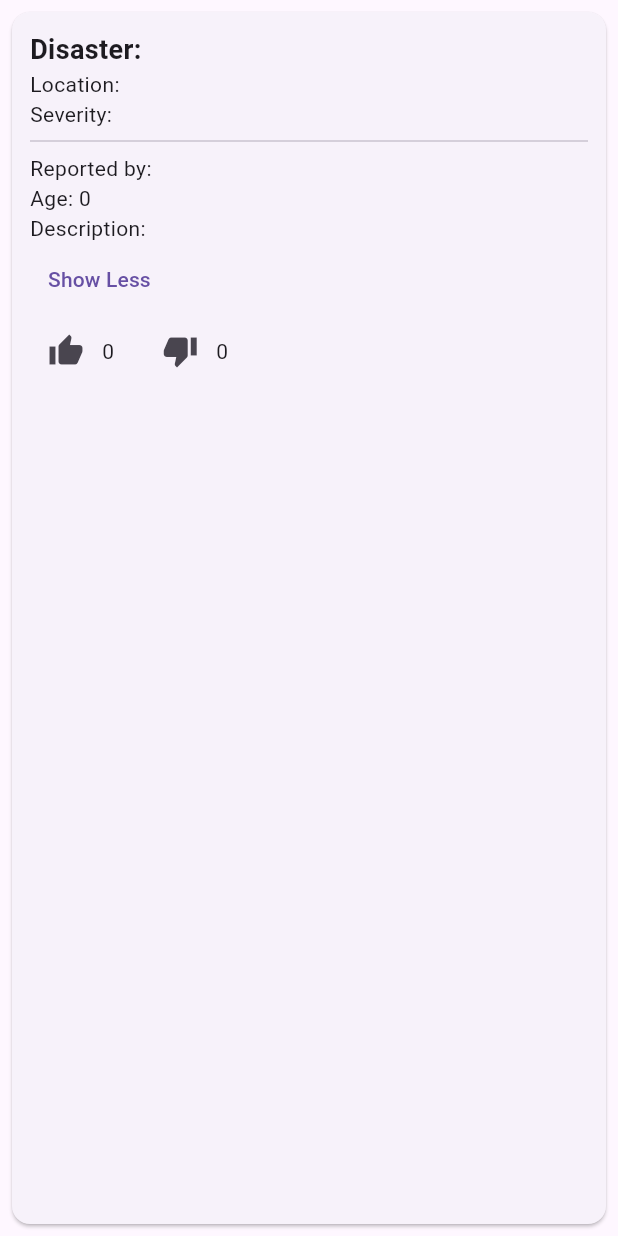
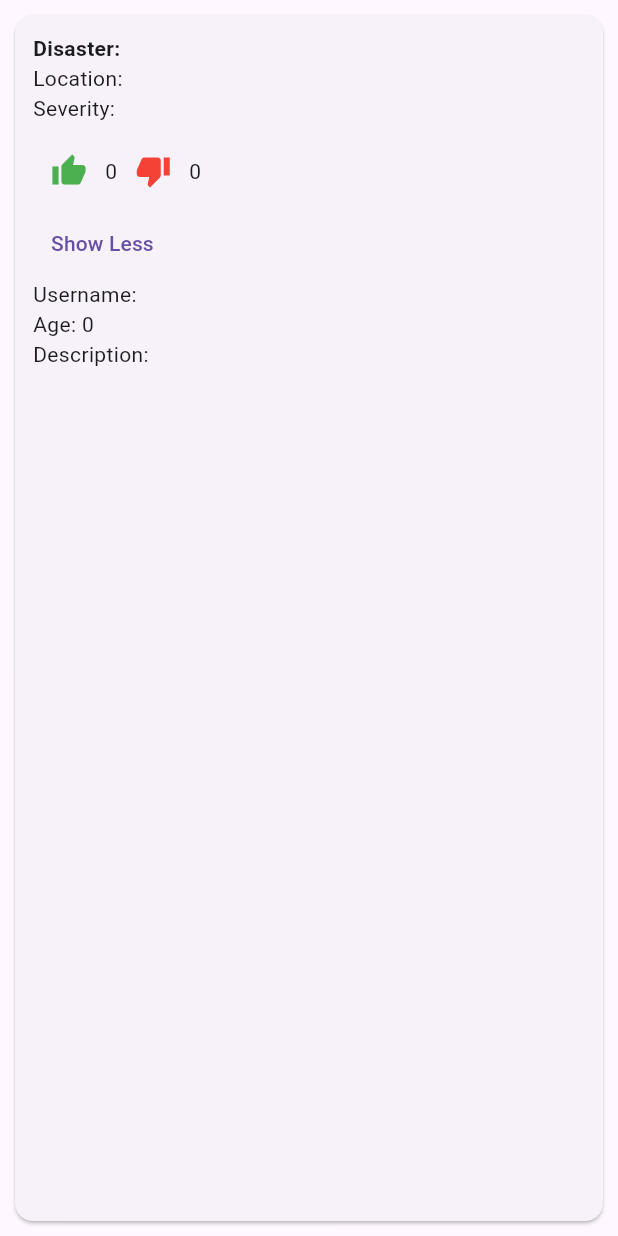
Before and after one commit to vamsikrishnaperuri/Community_Disaster_Management, a Flutter app: the PostCard widget shown alone on an empty page, opened directly with empty values, after a tap on "Show More", on a phone screen of 412 x 824 dp. Run offline on Flutter 3.47's test engine with Material 3 defaults, Android fonts, the phone set to English and light mode, and no system bars; our stand-ins replace cloud_firestore, dash_chat_2, firebase_auth, firebase_core, google_fonts; accounts and stored records are empty; network calls fail.

Commit message:
ACTIVITY: POSTS

```diff
--- a/lib/models/post_model.dart
+++ b/lib/models/post_model.dart
@@ -1,54 +1,50 @@
 class Post {
-  String id;
-  String userName;
-  String location;
-  int age;
-  String disasterName;
-  String severity;
-  String description;
-  int upvotes;
-  int downvotes;
-  List<String> votedUsers;
+  final String disasterType;
+  final String location;
+  final String severity;
+  final String username;
+  final String description;
+  final int age;
+  final int upvotes;
+  final int downvotes;
+  final String postId;
 
   Post({
-    required this.id,
-    required this.userName,
+    required this.disasterType,
     required this.location,
+    required this.severity,
+    required this.username,
+    required this.description,
     required this.age,
-    required this.disasterName,
-    required this.severity,
-    required this.description,
     required this.upvotes,
     required this.downvotes,
-    required this.votedUsers,
+    required this.postId,
   });
 
-  factory Post.fromMap(Map<String, dynamic> map, String id) {
+  factory Post.fromFirestore(Map<String, dynamic> data, String id) {
     return Post(
-      id: id,
-      userName: map['userName'],
-      location: map['location'],
-      age: map['age'],
-      disasterName: map['disasterName'],
-      severity: map['severity'],
-      description: map['description'],
-      upvotes: map['upvotes'],
-      downvotes: map['downvotes'],
-      votedUsers: List<String>.from(map['votedUsers'] ?? []),
+      disasterType: data['disasterType'] ?? '',
+      location: data['location'] ?? '',
+      severity: data['severity'] ?? '',
+      username: data['username'] ?? '',
+      description: data['description'] ?? '',
+      age: data['age'] ?? 0,
+      upvotes: data['upvotes'] ?? 0,
+      downvotes: data['downvotes'] ?? 0,
+      postId: id,
     );
   }
 
-  Map<String, dynamic> toMap() {
+  Map<String, dynamic> toFirestore() {
     return {
-      'userName': userName,
+      'disasterType': disasterType,
       'location': location,
+      'severity': severity,
+      'username': username,
+      'description': description,
       'age': age,
-      'disasterName': disasterName,
-      'severity': severity,
-      'description': description,
       'upvotes': upvotes,
       'downvotes': downvotes,
-      'votedUsers': votedUsers,
     };
   }
 }
--- a/lib/widgets/post_card.dart
+++ b/lib/widgets/post_card.dart
@@ -1,11 +1,13 @@
 import 'package:flutter/material.dart';
-import 'package:firebase_auth/firebase_auth.dart';
 import '../models/post_model.dart';
 import '../services/post_service.dart';
 
+
 class PostCard extends StatefulWidget {
   final Post post;
-  const PostCard({required this.post});
+  final VoidCallback refreshPosts; // To re-fetch after voting
+
+  PostCard({required this.post, required this.refreshPosts});
 
   @override
   State<PostCard> createState() => _PostCardState();
@@ -13,59 +15,60 @@ class PostCard extends StatefulWidget {
 
 class _PostCardState extends State<PostCard> {
   bool showMore = false;
-  final String userId = FirebaseAuth.instance.currentUser!.uid;
-  final PostService postService = PostService();
+  bool hasVoted = false;
+
+  final PostServices _postServices = PostServices();
 
   void vote(bool isUpvote) async {
-    if (widget.post.votedUsers.contains(userId)) {
-      ScaffoldMessenger.of(context)
-          .showSnackBar(SnackBar(content: Text("You already voted")));
-      return;
-    }
-    await postService.updateVote(widget.post.id, isUpvote, userId);
+    if (hasVoted) return; // Restrict multiple votes
+
+    await _postServices.updateVote(widget.post.postId, isUpvote);
+    widget.refreshPosts();
+    setState(() {
+      hasVoted = true;
+    });
   }
 
   @override
   Widget build(BuildContext context) {
     return Card(
-      margin: EdgeInsets.all(8),
+      margin: EdgeInsets.all(10),
       child: Padding(
-        padding: EdgeInsets.all(12),
+        padding: const EdgeInsets.all(12.0),
         child: Column(
           crossAxisAlignment: CrossAxisAlignment.start,
           children: [
-            Text("Disaster: ${widget.post.disasterName}", style: TextStyle(fontSize: 18, fontWeight: FontWeight.bold)),
-            Text("Location: ${widget.post.location}"),
-            Text("Severity: ${widget.post.severity}"),
-            if (showMore) ...[
-              Divider(),
-              Text("Reported by: ${widget.post.userName}"),
-              Text("Age: ${widget.post.age}"),
-              Text("Description: ${widget.post.description}"),
-            ],
+            Text('Disaster: ${widget.post.disasterType}', style: TextStyle(fontWeight: FontWeight.bold)),
+            Text('Location: ${widget.post.location}'),
+            Text('Severity: ${widget.post.severity}'),
+            SizedBox(height: 8),
+            Row(
+              children: [
+                IconButton(
+                  icon: Icon(Icons.thumb_up, color: Colors.green),
+                  onPressed: () => vote(true),
+                ),
+                Text('${widget.post.upvotes}'),
+                IconButton(
+                  icon: Icon(Icons.thumb_down, color: Colors.red),
+                  onPressed: () => vote(false),
+                ),
+                Text('${widget.post.downvotes}'),
+              ],
+            ),
             TextButton(
-              child: Text(showMore ? "Show Less" : "Show More"),
               onPressed: () {
                 setState(() {
                   showMore = !showMore;
                 });
               },
+              child: Text(showMore ? "Show Less" : "Show More"),
             ),
-            Row(
-              children: [
-                IconButton(
-                  icon: Icon(Icons.thumb_up),
-                  onPressed: () => vote(true),
-                ),
-                Text("${widget.post.upvotes}"),
-                SizedBox(width: 20),
-                IconButton(
-                  icon: Icon(Icons.thumb_down),
-                  onPressed: () => vote(false),
-                ),
-                Text("${widget.post.downvotes}"),
-              ],
-            ),
+            if (showMore) ...[
+              Text('Username: ${widget.post.username}'),
+              Text('Age: ${widget.post.age}'),
+              Text('Description: ${widget.post.description}'),
+            ]
           ],
         ),
       ),
```
Also changed, not shown: lib/Screens/home_page.dart (+147 -23 lines), lib/Screens/post_screen.dart (added, +135 -0 lines), lib/main.dart (+32 -12 lines), lib/services/post_service.dart (+20 -14 lines), pubspec.yaml (+4 -4 lines), pubspec.lock.
